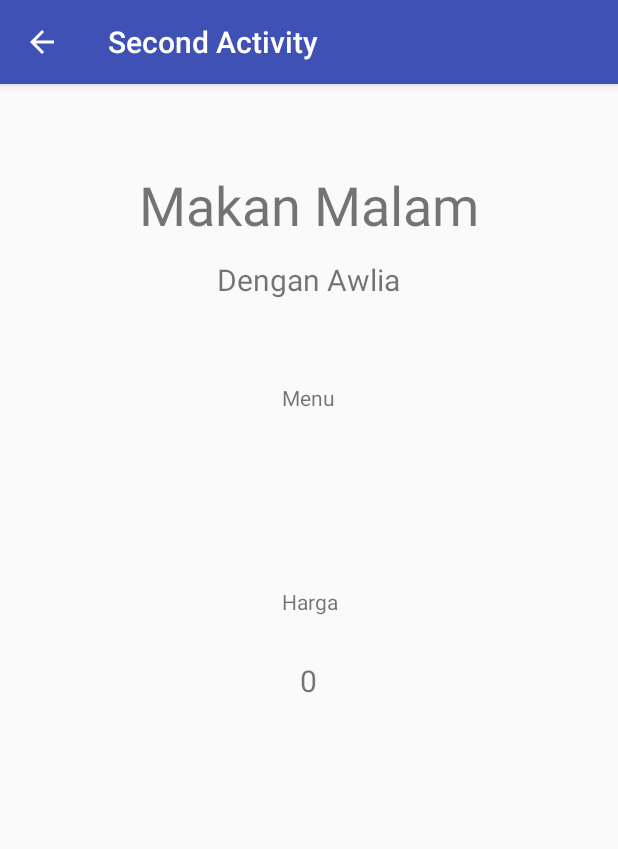
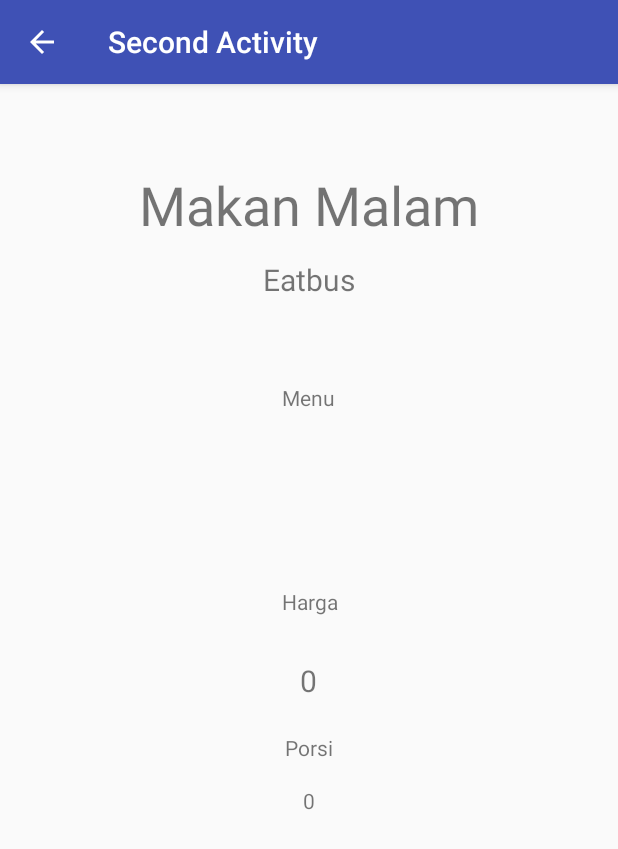
Before and after one commit to zulfikaranshari/StudyCasePAB, an Android app: the screen it shows after launch (SecondActivity), after a tap on "EATBUS", on a phone screen of 412 x 824 dp. Shown: the top 849 px of the screen. Run offline under Robolectric (Android 15) with nearby library versions, the phone set to English and light mode, and no system bars; 1 statement that could not run was skipped.

Commit message:
push kedua

```diff
--- a/ZulfikarAnshariOktafinawan_1202153136_Modul1/app/src/main/java/com/example/zulfikaranshari/zulfikaransharioktafinawan_1202153136_modul1/MainActivity.java
+++ b/ZulfikarAnshariOktafinawan_1202153136_Modul1/app/src/main/java/com/example/zulfikaranshari/zulfikaransharioktafinawan_1202153136_modul1/MainActivity.java
@@ -46,9 +46,8 @@ public class MainActivity extends AppCompatActivity {
         intent.putExtra("menu", menu);
         intent.putExtra("totalharga", totalHarga);
         intent.putExtra("budget", budget);
-
-
-            startActivity(intent);
+        intent.putExtra("tempat", "Abnormal");
+        startActivity(intent);
 
 
 
@@ -65,10 +64,10 @@ public class MainActivity extends AppCompatActivity {
         totalHarga = jumlah *eatbusNasiUduk;
         Intent intent = new Intent(this, SecondActivity.class);
         intent.putExtra("menu", menu);
-        //intent.putExtra("jumlah", jumlah);
+        intent.putExtra("jumlah", jumlah);
         intent.putExtra("totalharga", totalHarga);
         intent.putExtra("budget", budget);
-
+        intent.putExtra("tempat", "Eatbus");
 
             startActivity(intent);
 
--- a/ZulfikarAnshariOktafinawan_1202153136_Modul1/app/src/main/java/com/example/zulfikaranshari/zulfikaransharioktafinawan_1202153136_modul1/SecondActivity.java
+++ b/ZulfikarAnshariOktafinawan_1202153136_Modul1/app/src/main/java/com/example/zulfikaranshari/zulfikaransharioktafinawan_1202153136_modul1/SecondActivity.java
@@ -22,22 +22,31 @@ public class SecondActivity extends AppCompatActivity {
 
         TextView menuView = (TextView) findViewById(R.id.menuPilih);
         TextView hargaView = (TextView) findViewById(R.id.hargaPilih);
+        TextView jumlahView = (TextView) findViewById(R.id.jumlah);
+        TextView tempatView = (TextView) findViewById(R.id.tempat);
 
         Intent intent = getIntent();
         int pTotal = intent.getIntExtra("totalharga", 0);
         String total = Integer.toString(pTotal);
+
+        int jumlah = intent.getIntExtra("jumlah", 0);
+        String porsi = Integer.toString(jumlah);
+
         String pMenu = intent.getStringExtra("menu");
         int pBudget = intent.getIntExtra("budget", 0);
 
+        String pTempat = intent.getStringExtra("tempat");
 
         menuView.setText(pMenu);
         hargaView.setText(total);
-
+        jumlahView.setText(porsi);
         //Toast toast = new
         if (pBudget >= pTotal){
             murah.show();
+            tempatView.setText(pTempat);
         }else{
             mahal.show();
+            tempatView.setText(pTempat);
         }
     }
 }
--- a/ZulfikarAnshariOktafinawan_1202153136_Modul1/app/src/main/res/layout/activity_main.xml
+++ b/ZulfikarAnshariOktafinawan_1202153136_Modul1/app/src/main/res/layout/activity_main.xml
@@ -17,7 +17,7 @@
         android:textSize="36sp"/>
 
     <TextView
-        android:id="@+id/textView2"
+        android:id="@+id/tempat"
         android:layout_width="wrap_content"
         android:layout_height="wrap_content"
         android:layout_below="@+id/textView"
@@ -30,7 +30,7 @@
         android:id="@+id/menu"
         android:layout_width="wrap_content"
         android:layout_height="wrap_content"
-        android:layout_below="@+id/textView2"
+        android:layout_below="@+id/tempat"
         android:layout_centerHorizontal="true"
         android:layout_marginTop="52dp"
         android:ems="10"
--- a/ZulfikarAnshariOktafinawan_1202153136_Modul1/app/src/main/res/layout/activity_second.xml
+++ b/ZulfikarAnshariOktafinawan_1202153136_Modul1/app/src/main/res/layout/activity_second.xml
@@ -17,20 +17,20 @@
         android:textSize="36sp"/>
 
     <TextView
-        android:id="@+id/textView2"
+        android:id="@+id/tempat"
         android:layout_width="wrap_content"
         android:layout_height="wrap_content"
         android:layout_below="@+id/textView"
         android:layout_centerHorizontal="true"
         android:layout_marginTop="12dp"
-        android:text="@string/title2"
+        android:text="TextView"
         android:textSize="20sp" />
 
     <TextView
         android:id="@+id/menuHeader"
         android:layout_width="wrap_content"
         android:layout_height="wrap_content"
-        android:layout_below="@+id/textView2"
+        android:layout_below="@+id/tempat"
         android:layout_centerHorizontal="true"
         android:layout_marginTop="55dp"
         android:text="Menu" />
@@ -63,4 +63,22 @@
         android:layout_marginTop="29dp"
         android:text="TextView"
         android:textSize="20sp"/>
+
+    <TextView
+        android:id="@+id/textView3"
+        android:layout_width="wrap_content"
+        android:layout_height="wrap_content"
+        android:layout_below="@+id/hargaPilih"
+        android:layout_centerHorizontal="true"
+        android:layout_marginTop="21dp"
+        android:text="Porsi" />
+
+    <TextView
+        android:id="@+id/jumlah"
+        android:layout_width="wrap_content"
+        android:layout_height="wrap_content"
+        android:layout_below="@+id/textView3"
+        android:layout_centerHorizontal="true"
+        android:layout_marginTop="16dp"
+        android:text="TextView" />
 </RelativeLayout>
--- a/ZulfikarAnshariOktafinawan_1202153136_Modul1/app/src/main/res/values/strings.xml
+++ b/ZulfikarAnshariOktafinawan_1202153136_Modul1/app/src/main/res/values/strings.xml
@@ -1,7 +1,7 @@
 <resources>
     <string name="app_name">Zulfikar Anshari Oktafinawan_1202153136_Modul1</string>
     <string name="title1">Makan Malam</string>
-    <string name="title2">Dengan Awlia</string>
+    <string name="title2">Dengan Milea</string>
     <string name="option1">EATBUS</string>
     <string name="option2">ABNORMAL</string>
 </resources>
```
